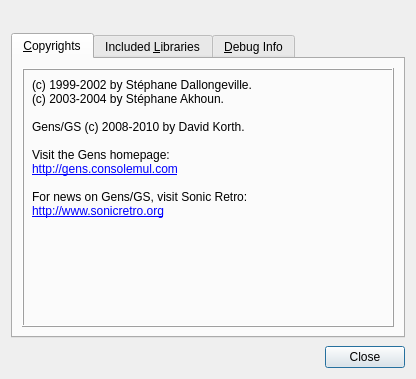
Above: src/gens-qt4/ui/AboutWindow.ui from GerbilSoft/gens-gs-ii before the change. Below: the same form after it.
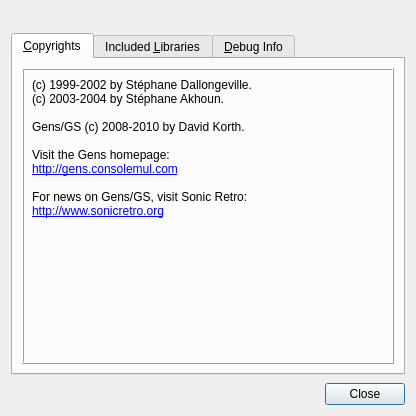
That is the form after the change. Icons and pictures are not drawn.

Commit message: gens-qt4/ui/AboutWindow.ui: Increased the window height to 416px.

The edit to the form file:
```diff
--- a/src/gens-qt4/ui/AboutWindow.ui
+++ b/src/gens-qt4/ui/AboutWindow.ui
@@ -7,7 +7,7 @@
     <x>0</x>
     <y>0</y>
     <width>416</width>
-    <height>379</height>
+    <height>416</height>
    </rect>
   </property>
   <property name="windowTitle">
```
